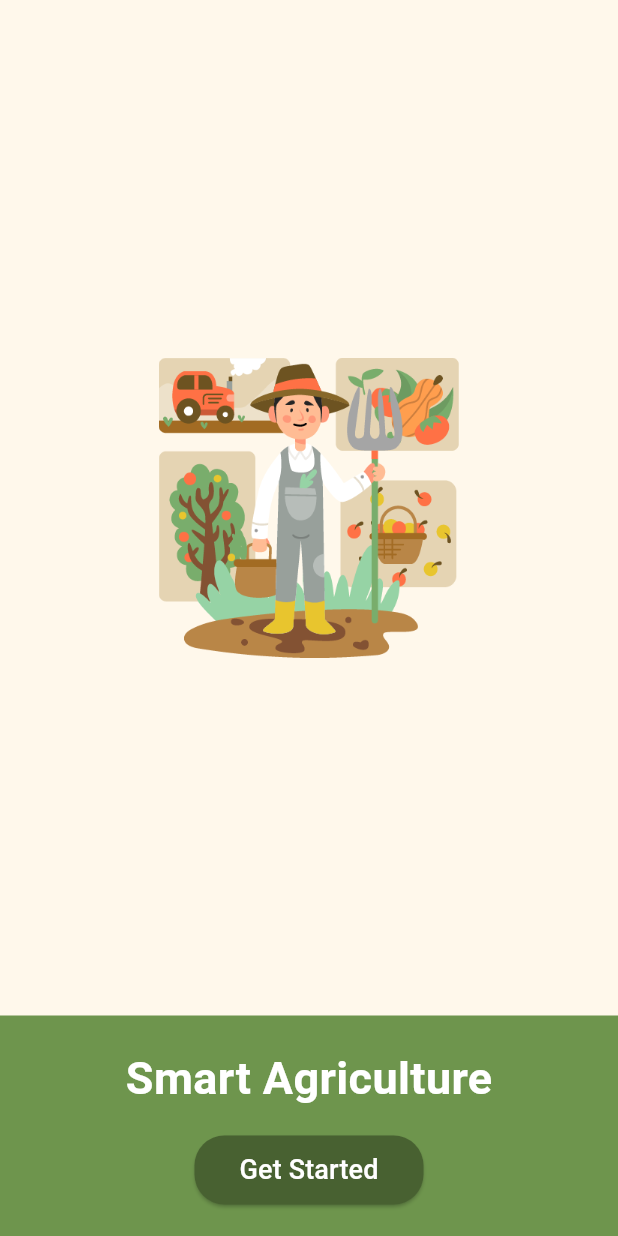
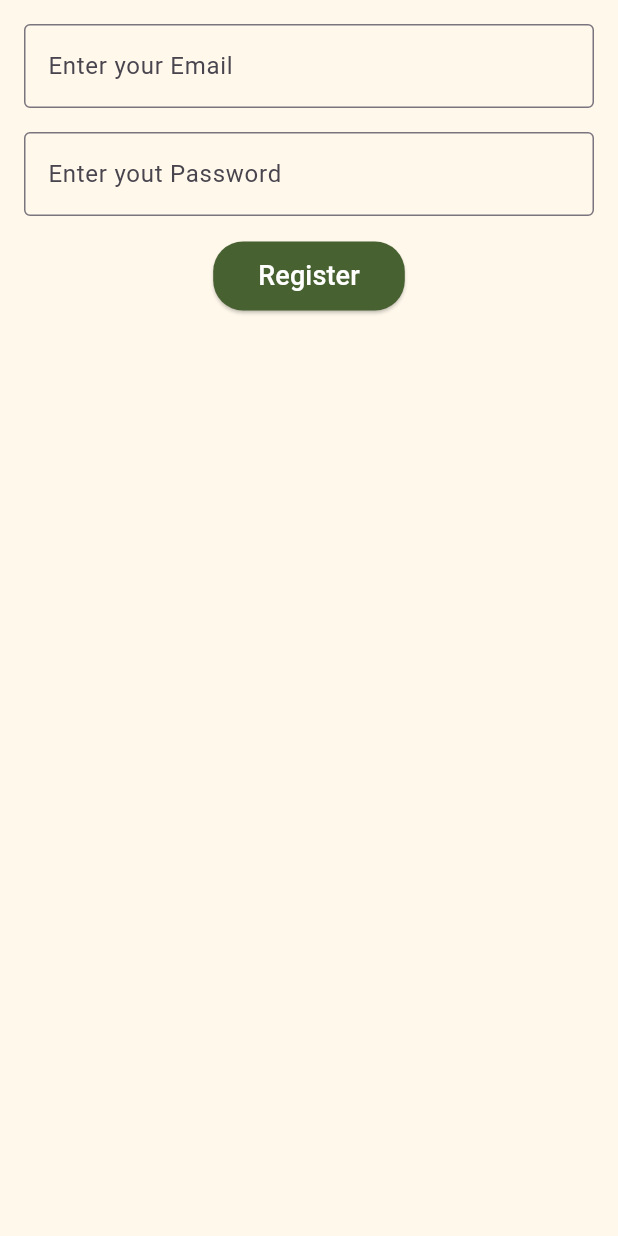
Before and after one commit to Harry-Kachigamba/SmartAgricultureApp---Flutter, a Flutter app: the screen it shows after launch, after a tap on "Get Started", on a phone screen of 412 x 824 dp. Run offline on Flutter 3.47's test engine with Material 3 defaults, Android fonts, the light colour scheme and no system bars.

Commit message:
added new pages

```diff
--- a/lib/main.dart
+++ b/lib/main.dart
@@ -1,4 +1,5 @@
 import 'package:flutter/material.dart';
+import 'pages/landingpage.dart';
 
 void main() {
   runApp(const MyApp());
@@ -15,64 +16,3 @@ class MyApp extends StatelessWidget {
     );
   }
 }
-
-class LandingPage extends StatelessWidget {
-  const LandingPage({super.key});
-
-  @override
-  Widget build(BuildContext context) {
-    return Scaffold(
-      backgroundColor: const Color.fromARGB(255, 255, 248, 235),
-      body: Column(
-        mainAxisAlignment: MainAxisAlignment.center,
-        children: [
-          Expanded(
-            child: Center(
-              child: Image.asset(
-                'lib/images/landingpage.png',
-                height: 200,
-              ),
-            ),
-          ),
-          Container(
-            width: double.infinity,
-            padding: const EdgeInsets.all(20),
-            color: const Color.fromRGBO(110, 149, 77, 1),
-            child: Column(
-              mainAxisSize: MainAxisSize.min,
-              children: [
-                const Text(
-                  'Smart Agriculture',
-                  style: TextStyle(
-                    fontSize: 30,
-                    fontWeight: FontWeight.bold,
-                    color: Colors.white,
-                  ),
-                ),
-                const SizedBox(height: 16),
-                ElevatedButton(
-                  style: ElevatedButton.styleFrom(
-                    backgroundColor: const Color.fromARGB(255, 72, 97, 49),
-                    shape: RoundedRectangleBorder(
-                      borderRadius: BorderRadius.circular(20),
-                    ),
-                    padding: const EdgeInsets.symmetric(
-                        horizontal: 30, vertical: 10),
-                  ),
-                  onPressed: () {},
-                  child: const Text(
-                    'Get Started',
-                    style: TextStyle(
-                      fontSize: 18,
-                      color: Colors.white,
-                    ),
-                  ),
-                ),
-              ],
-            ),
-          ),
-        ],
-      ),
-    );
-  }
-}
--- /dev/null
+++ b/lib/pages/landingpage.dart
@@ -0,0 +1,69 @@
+import 'package:flutter/material.dart';
+import 'registerpage.dart';
+
+class LandingPage extends StatelessWidget {
+  const LandingPage({super.key});
+
+  @override
+  Widget build(BuildContext context) {
+    return Scaffold(
+      backgroundColor: const Color.fromARGB(255, 255, 248, 235),
+      body: Column(
+        mainAxisAlignment: MainAxisAlignment.center,
+        children: [
+          Expanded(
+            child: Center(
+              child: Image.asset(
+                'lib/images/landingpage.png',
+                height: 200,
+              ),
+            ),
+          ),
+          Container(
+            width: double.infinity,
+            padding: const EdgeInsets.all(20),
+            color: const Color.fromRGBO(110, 149, 77, 1),
+            child: Column(
+              mainAxisSize: MainAxisSize.min,
+              children: [
+                const Text(
+                  'Smart Agriculture',
+                  style: TextStyle(
+                    fontSize: 30,
+                    fontWeight: FontWeight.bold,
+                    color: Colors.white,
+                  ),
+                ),
+                const SizedBox(height: 16),
+                ElevatedButton(
+                  style: ElevatedButton.styleFrom(
+                    backgroundColor: const Color.fromARGB(255, 72, 97, 49),
+                    shape: RoundedRectangleBorder(
+                      borderRadius: BorderRadius.circular(20),
+                    ),
+                    padding: const EdgeInsets.symmetric(
+                        horizontal: 30, vertical: 10),
+                  ),
+                  onPressed: () {
+                    Navigator.push(
+                      context,
+                      MaterialPageRoute(
+                          builder: (context) => const RegisterPage()),
+                    );
+                  },
+                  child: const Text(
+                    'Get Started',
+                    style: TextStyle(
+                      fontSize: 18,
+                      color: Colors.white,
+                    ),
+                  ),
+                ),
+              ],
+            ),
+          ),
+        ],
+      ),
+    );
+  }
+}
--- /dev/null
+++ b/lib/pages/registerpage.dart
@@ -0,0 +1,59 @@
+import 'package:flutter/material.dart';
+import 'loginpage.dart';
+
+class RegisterPage extends StatelessWidget {
+  const RegisterPage({super.key});
+
+  @override
+  Widget build(BuildContext context) {
+    return Scaffold(
+      backgroundColor: const Color.fromARGB(255, 255, 248, 235),
+      body: Padding(
+        padding: const EdgeInsets.all(16),
+        child: Form(
+          child: Column(
+            children: [
+              TextFormField(
+                decoration: const InputDecoration(
+                  labelText: 'Enter your Email',
+                  border: OutlineInputBorder(),
+                ),
+              ),
+              const SizedBox(height: 16),
+              TextFormField(
+                decoration: const InputDecoration(
+                  labelText: 'Enter yout Password',
+                  border: OutlineInputBorder(),
+                ),
+              ),
+              const SizedBox(height: 16),
+              ElevatedButton(
+                style: ElevatedButton.styleFrom(
+                  backgroundColor: const Color.fromARGB(255, 72, 97, 49),
+                  shape: RoundedRectangleBorder(
+                    borderRadius: BorderRadius.circular(20),
+                  ),
+                  padding:
+                      const EdgeInsets.symmetric(horizontal: 30, vertical: 10),
+                ),
+                onPressed: () {
+                  Navigator.push(
+                    context,
+                    MaterialPageRoute(builder: (context) => const LoginPage()),
+                  );
+                },
+                child: const Text(
+                  'Register',
+                  style: TextStyle(
+                    fontSize: 18,
+                    color: Colors.white,
+                  ),
+                ),
+              ),
+            ],
+          ),
+        ),
+      ),
+    );
+  }
+}
```
Also changed, not shown: lib/pages/loginpage.dart (added, +59 -0 lines), lib/pages/selectionpage.dart (added, +12 -0 lines).
